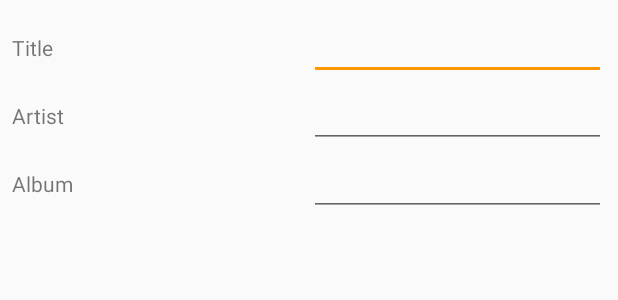
After one commit to andryr/Harmony-Music-Player, an Android app: the layout fragment_id3_tag_editor_dialog.xml on its own in the app's theme, with its tools: preview values and no code run, on a phone screen of 412 x 824 dp. The commit adds this screen. Shown: the top 300 px of the screen. Run offline under Robolectric (Android 15) with nearby library versions, the phone set to English and light mode, and no system bars; network calls fail.

Commit message:
rajout de l'édition des tags ID3

```diff
--- a/app/src/main/java/com/andryr/musicplayer/OnItemMovedListener.java
+++ b/app/src/main/java/com/andryr/musicplayer/OnItemMovedListener.java
@@ -35,6 +35,11 @@ public abstract class OnItemMovedListener implements OnItemTouchListener {
 
         mAnimationDuration = mRecyclerView.getContext().getResources()
                 .getInteger(android.R.integer.config_shortAnimTime);
+
+    }
+
+    @Override
+    public void onRequestDisallowInterceptTouchEvent(boolean b) {
 
     }
 
--- a/app/src/main/java/com/andryr/musicplayer/SongListFragment.java
+++ b/app/src/main/java/com/andryr/musicplayer/SongListFragment.java
@@ -207,6 +207,10 @@ public class SongListFragment extends Fragment {
                         return true;
                     case R.id.action_set_as_next_track:
                         ((MainActivity) getActivity()).setAsNextTrack(mSongList.get(position));
+                        return true;
+                    case R.id.action_edit_tags:
+                        ID3TagEditorDialog dialog = ID3TagEditorDialog.newInstance(mSongList.get(position));
+                        dialog.show(getChildFragmentManager(),"edit_tags");
                         return true;
                 }
                 return false;
--- a/app/src/main/java/com/andryr/musicplayer/SwipeToDismissListener.java
+++ b/app/src/main/java/com/andryr/musicplayer/SwipeToDismissListener.java
@@ -32,6 +32,11 @@ public abstract class SwipeToDismissListener implements OnItemTouchListener {
         mMinimumVelocity = viewConfig.getScaledMinimumFlingVelocity();
         mAnimationDuration = context.getResources().getInteger(
                 android.R.integer.config_shortAnimTime);
+
+    }
+
+    @Override
+    public void onRequestDisallowInterceptTouchEvent(boolean b) {
 
     }
 
--- /dev/null
+++ b/app/src/main/res/layout/fragment_id3_tag_editor_dialog.xml
@@ -0,0 +1,70 @@
+<LinearLayout xmlns:android="http://schemas.android.com/apk/res/android"
+    xmlns:tools="http://schemas.android.com/tools" android:layout_width="match_parent"
+    android:layout_height="match_parent" tools:context="com.andryr.musicplayer.ID3TagEditorDialog"
+    android:orientation="vertical"
+    android:padding="@dimen/content_padding">
+
+
+    <LinearLayout
+        android:orientation="horizontal"
+        android:layout_width="match_parent"
+        android:layout_height="wrap_content"
+        android:layout_gravity="center_horizontal">
+
+        <TextView
+            android:layout_width="0dp"
+            android:layout_height="wrap_content"
+            android:text="@string/title"
+            android:id="@+id/textView"
+            android:layout_weight="1" />
+
+        <EditText
+            android:layout_width="0dp"
+            android:layout_height="wrap_content"
+            android:id="@+id/title"
+            android:layout_weight="1"
+            android:inputType="text" />
+    </LinearLayout>
+
+    <LinearLayout
+        android:orientation="horizontal"
+        android:layout_width="match_parent"
+        android:layout_height="wrap_content"
+        android:layout_gravity="center_horizontal" >
+
+        <TextView
+            android:layout_width="0dp"
+            android:layout_height="wrap_content"
+            android:text="@string/artist"
+            android:id="@+id/textView2"
+            android:layout_weight="1" />
+
+        <EditText
+            android:layout_width="0dp"
+            android:layout_height="wrap_content"
+            android:id="@+id/artist"
+            android:layout_weight="1"
+            android:inputType="text" />
+    </LinearLayout>
+
+    <LinearLayout
+        android:orientation="horizontal"
+        android:layout_width="match_parent"
+        android:layout_height="wrap_content"
+        android:layout_gravity="center_horizontal" >
+
+        <TextView
+            android:layout_width="0dp"
+            android:layout_height="wrap_content"
+            android:text="@string/album"
+            android:id="@+id/textView3"
+            android:layout_weight="1" />
+
+        <EditText
+            android:layout_width="0dp"
+            android:layout_height="wrap_content"
+            android:id="@+id/album"
+            android:layout_weight="1"
+            android:inputType="text" />
+    </LinearLayout>
+</LinearLayout>
--- a/app/src/main/res/values/strings.xml
+++ b/app/src/main/res/values/strings.xml
@@ -34,6 +34,7 @@
     <string name="unknown_artist">Unknown artist</string>
     <string name="action_set_as_next_track">Next track</string>
 
+
     <plurals name="albums_count">
 
         <!--
@@ -51,5 +52,11 @@
     <string name="action_equalizer">Equalizer</string>
     <string name="title_activity_music_picker">Pick music</string>
     <string name="search">Search</string>
+    <string name="title">Title</string>
+    <string name="artist">Artist</string>
+    <string name="album">Album</string>
+    <string name="genre">Genre</string>
+    <string name="edit_tags">Edit tags</string>
+    <string name="action_edit_tags">Edit tags</string>
 
 </resources>
--- a/app/src/main/res/values/styles.xml
+++ b/app/src/main/res/values/styles.xml
@@ -24,6 +24,8 @@
 
     <style name="MainActivityTheme" parent="AppTheme">
         <item name="windowActionBar">false</item>
+        <item name="windowNoTitle">true</item>
+
     </style>
 
     <!-- <style name="SeekBarAppTheme" parent="android:Widget.SeekBar"> -->
--- a/build.gradle
+++ b/build.gradle
@@ -4,7 +4,7 @@ buildscript {
         jcenter()
     }
     dependencies {
-        classpath 'com.android.tools.build:gradle:1.1.0'
+        classpath 'com.android.tools.build:gradle:1.3.0'
     }
 }
 
```
Also changed, not shown: app/build.gradle (+6 -6 lines), app/src/main/java/com/andryr/musicplayer/ContentHelper.java (added, +27 -0 lines), app/src/main/java/com/andryr/musicplayer/ID3TagEditorDialog.java (added, +229 -0 lines), app/src/main/res/menu/song_list_item.xml (+7 -0 lines), 10 other files.
